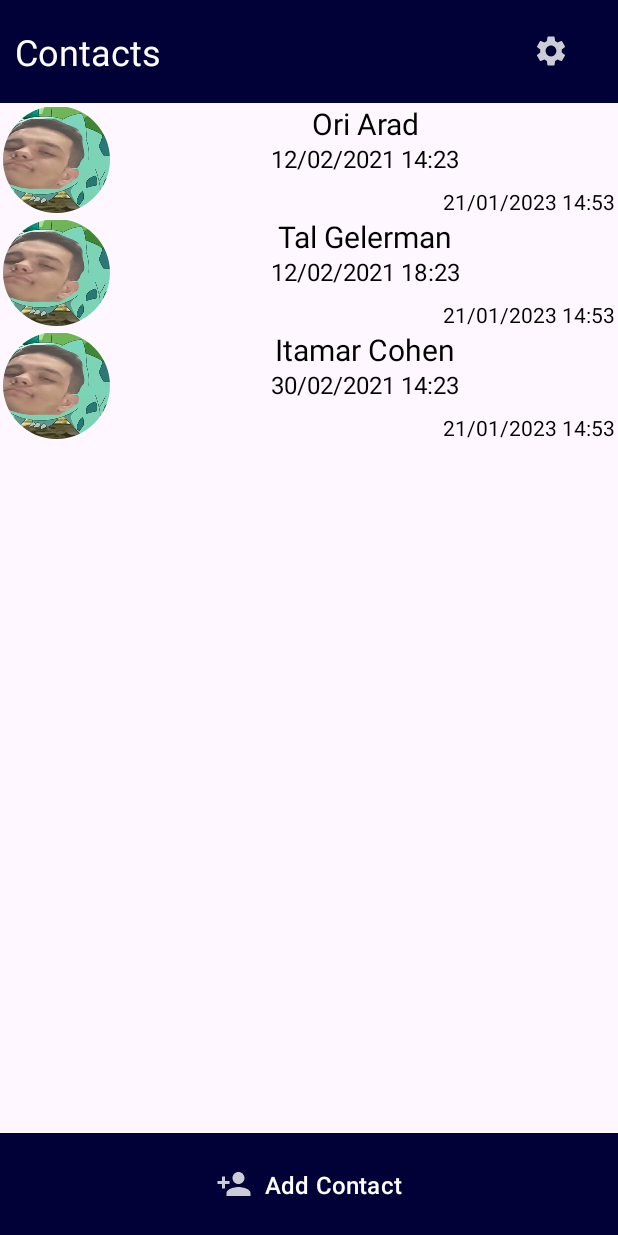
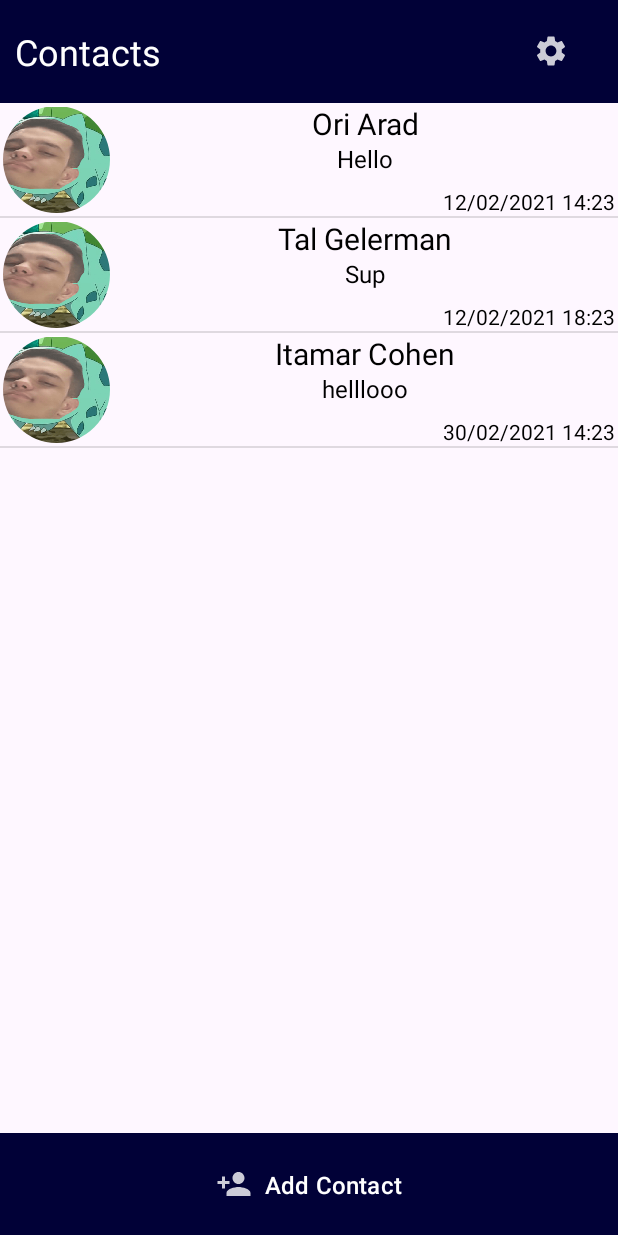
Before and after one commit to cohenitamar/AP2-ass3, an Android app: the screen it shows after launch (ContactActivity), on a phone screen of 412 x 824 dp. Run offline under Robolectric (Android 15) with nearby library versions, the phone set to English and light mode, and no system bars; our stand-ins replace Room's generated code.

Commit message:
making contact clickable

```diff
--- a/Chat/app/src/main/java/com/example/myapplication/ContactActivity.java
+++ b/Chat/app/src/main/java/com/example/myapplication/ContactActivity.java
@@ -8,33 +8,48 @@ import androidx.recyclerview.widget.LinearLayoutManager;
 import androidx.recyclerview.widget.RecyclerView;
 
 import android.os.Bundle;
+import android.util.Log;
+import android.view.View;
+import android.widget.AdapterView;
+import android.widget.ListView;
+import android.widget.Toast;
 
 
 import java.util.ArrayList;
 import java.util.List;
 
 public class ContactActivity extends AppCompatActivity {
-
+    ListView listView;
+    ContactListAdapter adapter;
     @Override
     protected void onCreate(Bundle savedInstanceState) {
         super.onCreate(savedInstanceState);
         setContentView(R.layout.activity_main);
 
-        RecyclerView contactsList = findViewById(R.id.contactsList);
-        final ContactListAdapter adapter = new ContactListAdapter(this);
-        contactsList.setAdapter(adapter);
-        contactsList.setLayoutManager(new LinearLayoutManager(this));
-
-
-
-        List<Contact> contacts = new ArrayList<>();
+        ArrayList<Contact> contacts = new ArrayList<>();
         contacts.add(new Contact("afhadfg", R.drawable.profilepicture,
                 "a", "Ori Arad", "Hello", "12/02/2021 14:23"));
         contacts.add(new Contact("afhadfg", R.drawable.profilepicture,
                 "b", "Tal Gelerman", "Sup", "12/02/2021 18:23"));
         contacts.add(new Contact("afhadfg", R.drawable.profilepicture,
                 "c", "Itamar Cohen", "helllooo", "30/02/2021 14:23"));
-        adapter.setContacts(contacts);
+
+        listView = findViewById(R.id.contactsList);
+        adapter = new ContactListAdapter(getApplicationContext(), contacts);
+
+        listView.setAdapter(adapter);
+        listView.setClickable(true);
+
+        listView.setOnItemClickListener(new AdapterView.OnItemClickListener() {
+            @Override
+            public void onItemClick(AdapterView<?> parent, View view, int position, long id) {
+                Log.i("CONTACTCLICK", "CLICKED A CONTACTTTTTT");
+            }
+
+        });
+
+
+
 
 
 
--- a/Chat/app/src/main/java/com/example/myapplication/adapters/ContactListAdapter.java
+++ b/Chat/app/src/main/java/com/example/myapplication/adapters/ContactListAdapter.java
@@ -1,6 +1,8 @@
 package com.example.myapplication.adapters;
 
 
+import androidx.annotation.NonNull;
+import androidx.annotation.Nullable;
 import androidx.recyclerview.widget.RecyclerView;
 
 import com.example.myapplication.R;
@@ -11,76 +13,48 @@ import android.content.Context;
 import android.view.LayoutInflater;
 import android.view.View;
 import android.view.ViewGroup;
+import android.widget.ArrayAdapter;
+import android.widget.ImageView;
 import android.widget.TextView;
 
+import java.util.ArrayList;
 import java.util.List;
 
-public class ContactListAdapter extends RecyclerView.Adapter<ContactListAdapter.ContactsViewHolder> {
+public class ContactListAdapter extends ArrayAdapter<Contact> {
+
+    LayoutInflater inflater;
 
 
 
-    // Member variable for the listener
-
-
-    class ContactsViewHolder extends RecyclerView.ViewHolder {
-        private final ShapeableImageView profilePic;
-        private final TextView name;
-        private final TextView date;
-        private final TextView lastMessage;
-
-
-        private ContactsViewHolder(View itemView) {
-            super(itemView);
-            this.profilePic = itemView.findViewById(R.id.contactProfilePic);
-            this.name = itemView.findViewById(R.id.contactName);
-            this.date = itemView.findViewById(R.id.contactLMDate);
-            this.lastMessage = itemView.findViewById(R.id.contactLastMessage);
-        }
-    }
 
 
 
-    private final LayoutInflater mInflater;
-    private List<Contact> contacts;
+    public ContactListAdapter(Context context, ArrayList<Contact> contactList) {
+        super(context, R.layout.custom_list_item, contactList);
+        this.inflater = LayoutInflater.from(context);
 
-    public ContactListAdapter(Context context) {
-        this.mInflater = LayoutInflater.from(context);
     }
 
+    @NonNull
     @Override
-    public ContactsViewHolder onCreateViewHolder(ViewGroup parent, int viewType) {
-        View itemView = mInflater.inflate(R.layout.custom_list_item, parent, false);
-        return new ContactsViewHolder(itemView);
+    public View getView(int position, @Nullable View convertView, @NonNull ViewGroup parent) {
+
+        Contact contact = getItem(position);
+
+        if (convertView == null) {
+            convertView = inflater.inflate(R.layout.custom_list_item, parent, false);
+        }
+
+        ImageView imageView = convertView.findViewById(R.id.contactProfilePic);
+        TextView userName = convertView.findViewById(R.id.contactName);
+        TextView lastMsg = convertView.findViewById(R.id.contactLastMessage);
+        TextView time = convertView.findViewById(R.id.contactLMDate);
+
+        imageView.setImageResource(contact.getPic());
+        userName.setText(contact.getName());
+        lastMsg.setText(contact.getLastMessage());
+        time.setText(contact.getDate());
+
+        return convertView;
     }
-
-    @Override
-    public void onBindViewHolder(ContactsViewHolder holder, int pos) {
-        if (this.contacts != null) {
-            final Contact current = this.contacts.get(pos);
-            holder.lastMessage.setText(current.getLastMessage());
-            holder.lastMessage.setText(current.getDate());
-            holder.name.setText(current.getName());
-            holder.profilePic.setImageResource(current.getPic());
-
-        }
-    }
-
-    public void setContacts(List<Contact> s) {
-        this.contacts = s;
-        notifyDataSetChanged();
-    }
-
-    @Override
-    public int getItemCount() {
-        if (this.contacts != null) {
-            return this.contacts.size();
-        } else {
-            return 0;
-        }
-    }
-
-    public List<Contact> getContacts() {
-        return this.contacts;
-    }
-
 }
--- a/Chat/app/src/main/res/layout/activity_main.xml
+++ b/Chat/app/src/main/res/layout/activity_main.xml
@@ -50,7 +50,7 @@
                 app:iconTint="#FFFFFF" />
         </LinearLayout>
 
-        <androidx.recyclerview.widget.RecyclerView
+        <ListView
             android:id="@+id/contactsList"
             android:layout_width="match_parent"
             android:layout_height="0dp"
--- a/Chat/app/src/main/res/layout/custom_list_item.xml
+++ b/Chat/app/src/main/res/layout/custom_list_item.xml
@@ -6,13 +6,6 @@
     android:layout_height="wrap_content"
     android:backgroundTint="#000000">
 
-
-    <LinearLayout
-        android:layout_width="match_parent"
-        android:layout_height="wrap_content"
-        android:clickable="true"
-        android:focusable="true"
-        android:orientation="horizontal">
 
     <com.google.android.material.imageview.ShapeableImageView
         android:id="@+id/contactProfilePic"
@@ -62,5 +55,3 @@
     </LinearLayout>
 
 </LinearLayout>
-
-</LinearLayout>
```
Lines whose indentation alone changed are shown as unchanged.
